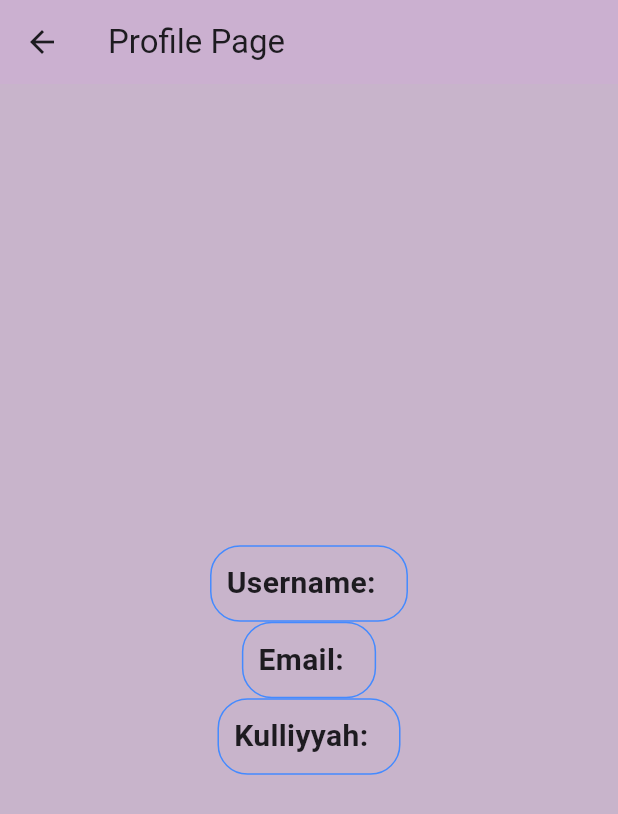
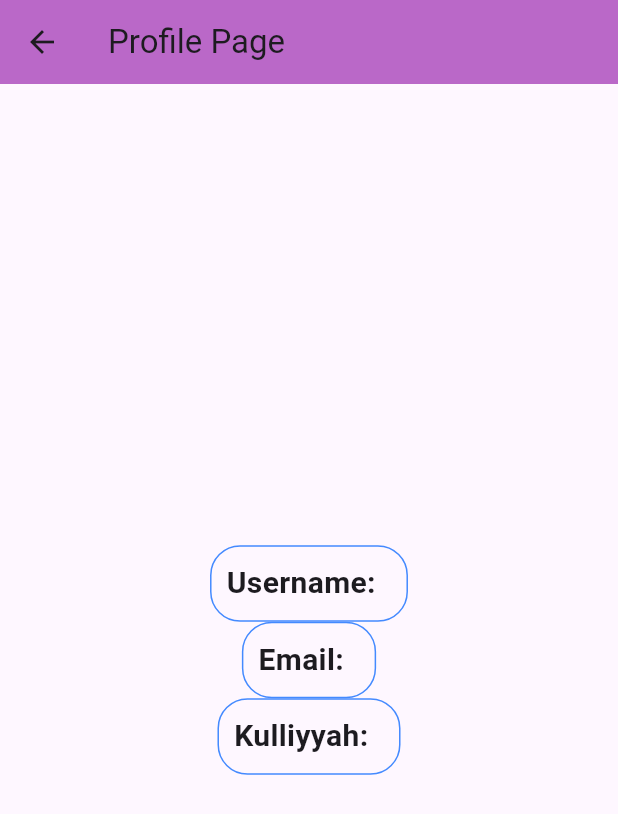
Before and after one commit to QHanif/iStarpoint, a Flutter app: the ProfilePage screen opened directly, on a phone screen of 412 x 824 dp. Shown: the top 814 px of the screen. Run offline on Flutter 3.47's test engine with Material 3 defaults, Android fonts, the phone set to English and light mode, and no system bars; our stand-ins replace cloud_firestore, firebase_auth, firebase_core, google_maps_flutter, image_picker, qr_flutter; missing offline and left inert: flutter_barcode_scanner; accounts and stored records are empty; network calls fail.

Commit message:
Revert "cuba lah tengok"

```diff
--- a/lib/pages/profilepage.dart
+++ b/lib/pages/profilepage.dart
@@ -1,135 +1,19 @@
 import 'package:firebase_auth/firebase_auth.dart';
 import 'package:flutter/material.dart';
 import 'package:iStarpoint/auth.dart';
-import 'package:iStarpoint/components/text_box.dart';
 
-// class ProfilePage extends StatelessWidget {
-//   ProfilePage({Key? key}) : super(key: key);
+class ProfilePage extends StatelessWidget {
+  ProfilePage({Key? key}) : super(key: key);
 
-//   final User? user = Auth().currentUser;
+  final User? user = Auth().currentUser;
 
-//   @override
-//   Widget build(BuildContext context) {
-//     return Scaffold(
-//       appBar: AppBar(
-//         backgroundColor: Colors.purple[300],
-//         title: Text('Profile Page'),
-//       ),
-//       body:  Center(
-//         child: Column(
-//           mainAxisAlignment: MainAxisAlignment.center,
-//           children: <Widget>[
-//             Container(
-//               padding: EdgeInsets.all(10.0),
-//               decoration: BoxDecoration(
-//               border: Border.all(color: Colors.blueAccent),
-//               borderRadius: BorderRadius.circular(20.0),
-//               ),
-//               child: Text(
-//                 'Username:  ${user?.displayName ?? ''}',
-//                     style: TextStyle(
-//                     fontSize: 20.0,
-//                     fontWeight: FontWeight.bold, // Make the text bold
-//                   ),
-//                 ),
-//               ),
-//             Container(
-//               padding: EdgeInsets.all(10.0),
-//               decoration: BoxDecoration(
-//               border: Border.all(color: Colors.blueAccent),
-//               borderRadius: BorderRadius.circular(20.0),
-//             ),
-//               child: Text(
-//                 'Email:  ${user?.email?? ''}',
-//                   style: TextStyle(
-//                   fontSize: 20.0,
-//                   fontWeight: FontWeight.bold, // Make the text bold
-//                 ),
-//               ),
-//             ),
-//               Container(
-//                 padding: EdgeInsets.all(10.0),
-//                 decoration: BoxDecoration(
-//                 border: Border.all(color: Colors.blueAccent),
-//                 borderRadius: BorderRadius.circular(20.0),
-//               ),
-//                 child: Text(
-//                   'Kulliyyah:  ${user?.displayName ?? ''}',
-//                     style: TextStyle(
-//                     fontSize: 20.0,
-//                     fontWeight: FontWeight.bold, // Make the text bold
-//                   ),
-//                 ),
-//               ),
-//           ],
-//         ),
-//       ),
-//     );
-//   }
-// }
-
-class ProfilePage extends StatefulWidget {
-  const ProfilePage({super.key});
-
-  @override
-  State<ProfilePage> createState() => _ProfilePageState();
-}
-
-class _ProfilePageState extends State<ProfilePage> {
-  final currentUser = FirebaseAuth.instance.currentUser;
-
-  Future<void>editField(String Field)async{
-
-  }
   @override
   Widget build(BuildContext context) {
     return Scaffold(
-      backgroundColor: const Color.fromARGB(255, 200, 180, 203),
       appBar: AppBar(
-        backgroundColor: const Color.fromARGB(255, 203, 176, 208),
+        backgroundColor: Colors.purple[300],
         title: Text('Profile Page'),
       ),
-// <<<<<<< azhad
-//       body: ListView(
-//         children: [
-//           const SizedBox(height: 50),
-
-//           const Icon(
-//             Icons.person,
-//             size:72,
-//             ),
-
-//             const SizedBox(height: 20),
-
-//           Text(
-//             currentUser!.email! ,
-//             textAlign: TextAlign.center,
-//           ),
-
-//           const SizedBox(height: 20),
-
-//           Padding(
-//             padding: const EdgeInsets.all(8.0),
-//             child: Text(
-//               'My details',
-//               textAlign: TextAlign.center,
-//               style: const TextStyle(
-//               ),
-//             ),
-//           ),
-//           MyTextBox(
-//             text:'username',
-//             sectionName: 'Username',
-//             onPressed:()=> editField('username'),
-//           ),
-
-//           MyTextBox(
-//             text:'kulliyyah',
-//             sectionName: 'Kulliyyah',
-//             onPressed:()=> editField('kulliyyah'),
-//           ),
-//         ],
-// =======
       body: Center(
         child: Column(
           mainAxisAlignment: MainAxisAlignment.center,
@@ -178,7 +62,6 @@ class _ProfilePageState extends State<ProfilePage> {
             ),
           ],
         ),
-// >>>>>>> main
       ),
     );
   }
--- a/pubspec.yaml
+++ b/pubspec.yaml
@@ -35,7 +35,6 @@ dependencies:
   cupertino_icons: ^1.0.2
   firebase_core: ^2.24.2
   firebase_auth: ^4.16.0
-  cloud_firestore: ^4.14.0
   google_maps_flutter: ^2.5.3
   image_picker: ^1.0.7
   qr_flutter: ^4.0.0
```
Also changed, not shown: lib/components/text_box.dart (deleted, +0 -40 lines), lib/pages/registerscreen.dart (+4 -8 lines).
